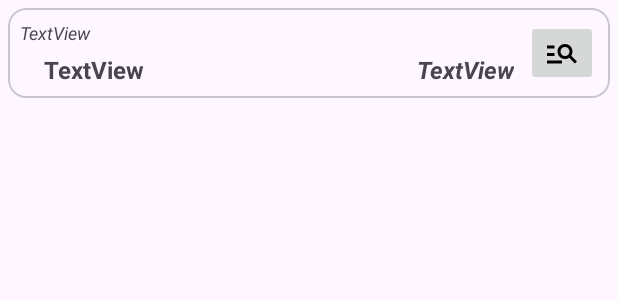
After one commit to diqichendong/a-yen-app, an Android app: the layout card_registro.xml on its own in the app's theme, with its tools: preview values and no code run, on a phone screen of 412 x 824 dp. The commit adds this screen. Shown: the top 300 px of the screen. Run offline under Robolectric (Android 15) with nearby library versions, the phone set to English and light mode, and no system bars.

Commit message:
Registros de ventas

```diff
--- a/app/src/main/java/com/example/ayenapp/modelo/Compra.java
+++ b/app/src/main/java/com/example/ayenapp/modelo/Compra.java
@@ -12,6 +12,8 @@ public class Compra implements Serializable {
     private String fecha;
     private List<Linea> lineasCompra;
     private Double total;
+
+    public Compra() {}
 
     public Compra(String codigo, String fecha, List<Linea> lineasVenta, Double total) {
         this.codigo = codigo;
--- a/app/src/main/java/com/example/ayenapp/modelo/Linea.java
+++ b/app/src/main/java/com/example/ayenapp/modelo/Linea.java
@@ -10,6 +10,8 @@ public class Linea implements Serializable {
     private Producto producto;
     private Integer cantidad;
     private Double precio;
+
+    public Linea() {}
 
     public Linea(Producto producto, Integer cantidad, Double precio) {
         this.producto = producto;
--- a/app/src/main/java/com/example/ayenapp/modelo/Venta.java
+++ b/app/src/main/java/com/example/ayenapp/modelo/Venta.java
@@ -13,6 +13,8 @@ public class Venta implements Serializable {
     private String fecha;
     private List<Linea> lineasVenta;
     private Double total;
+
+    public Venta() {}
 
     public Venta(String codigo, String fecha, List<Linea> lineasVenta, Double total) {
         this.codigo = codigo;
--- a/app/src/main/java/com/example/ayenapp/vista/MainActivity.java
+++ b/app/src/main/java/com/example/ayenapp/vista/MainActivity.java
@@ -78,6 +78,9 @@ public class MainActivity extends AppCompatActivity {
             if (menuItem.getItemId() == R.id.bottomNavListaCompra) {
                 cargarFragment(new CompraFragment());
             }
+            if (menuItem.getItemId() == R.id.bottomNavRegistros) {
+                cargarFragment(new RegistrosFragment());
+            }
             return true;
         });
     }
--- /dev/null
+++ b/app/src/main/res/drawable/detalles_icon.xml
@@ -0,0 +1,5 @@
+<vector xmlns:android="http://schemas.android.com/apk/res/android" android:autoMirrored="true" android:height="24dp" android:tint="#000000" android:viewportHeight="24" android:viewportWidth="24" android:width="24dp">
+
+    <path android:fillColor="@android:color/white" android:pathData="M7,9H2V7h5V9zM7,12H2v2h5V12zM20.59,19l-3.83,-3.83C15.96,15.69 15.02,16 14,16c-2.76,0 -5,-2.24 -5,-5s2.24,-5 5,-5s5,2.24 5,5c0,1.02 -0.31,1.96 -0.83,2.75L22,17.59L20.59,19zM17,11c0,-1.65 -1.35,-3 -3,-3s-3,1.35 -3,3s1.35,3 3,3S17,12.65 17,11zM2,19h10v-2H2V19z"/>
+
+</vector>
--- /dev/null
+++ b/app/src/main/res/layout/card_registro.xml
@@ -0,0 +1,60 @@
+<?xml version="1.0" encoding="utf-8"?>
+<com.google.android.material.card.MaterialCardView xmlns:android="http://schemas.android.com/apk/res/android"
+    xmlns:app="http://schemas.android.com/apk/res-auto"
+    xmlns:tools="http://schemas.android.com/tools"
+    android:layout_width="match_parent"
+    android:layout_height="wrap_content"
+    android:layout_margin="5dp">
+
+    <androidx.constraintlayout.widget.ConstraintLayout
+        android:layout_width="match_parent"
+        android:layout_height="match_parent">
+
+        <TextView
+            android:id="@+id/txtFechaRegistro"
+            android:layout_width="wrap_content"
+            android:layout_height="wrap_content"
+            android:layout_marginStart="8dp"
+            android:text="TextView"
+            android:textSize="12sp"
+            android:textStyle="italic"
+            app:layout_constraintStart_toStartOf="parent"
+            app:layout_constraintTop_toTopOf="@+id/btnDetallesRegistro" />
+
+        <TextView
+            android:id="@+id/txtCodigoRegistro"
+            android:layout_width="0dp"
+            android:layout_height="wrap_content"
+            android:layout_marginStart="16dp"
+            android:layout_marginEnd="8dp"
+            android:text="TextView"
+            android:textSize="16sp"
+            android:textStyle="bold"
+            app:layout_constraintBottom_toBottomOf="@+id/txtTotalRegistro"
+            app:layout_constraintEnd_toStartOf="@+id/txtTotalRegistro"
+            app:layout_constraintStart_toStartOf="@+id/txtFechaRegistro" />
+
+        <TextView
+            android:id="@+id/txtTotalRegistro"
+            android:layout_width="wrap_content"
+            android:layout_height="wrap_content"
+            android:layout_marginEnd="8dp"
+            android:text="TextView"
+            android:textSize="16sp"
+            android:textStyle="bold|italic"
+            app:layout_constraintBottom_toBottomOf="@+id/btnDetallesRegistro"
+            app:layout_constraintEnd_toStartOf="@+id/btnDetallesRegistro" />
+
+        <ImageButton
+            android:id="@+id/btnDetallesRegistro"
+            android:layout_width="wrap_content"
+            android:layout_height="wrap_content"
+            android:layout_marginTop="8dp"
+            android:layout_marginEnd="8dp"
+            android:layout_marginBottom="8dp"
+            app:layout_constraintBottom_toBottomOf="parent"
+            app:layout_constraintEnd_toEndOf="parent"
+            app:layout_constraintTop_toTopOf="parent"
+            app:srcCompat="@drawable/detalles_icon" />
+    </androidx.constraintlayout.widget.ConstraintLayout>
+</com.google.android.material.card.MaterialCardView>
```
Also changed, not shown: app/src/main/java/com/example/ayenapp/servicio/VentaService.java (+55 -0 lines), app/src/main/java/com/example/ayenapp/util/Util.java (+19 -6 lines), app/src/main/java/com/example/ayenapp/vista/CompraFragment.java (+4 -4 lines), app/src/main/java/com/example/ayenapp/vista/RegistroVentasFragment.java (added, +154 -0 lines), app/src/main/java/com/example/ayenapp/vista/RegistrosFragment.java (added, +55 -0 lines), app/src/main/java/com/example/ayenapp/vista/TpvFragment.java (+4 -3 lines), app/src/main/java/com/example/ayenapp/vista/adaptadores/RegistroVentasAdapter.java (added, +67 -0 lines), app/src/main/java/com/example/ayenapp/vista/adaptadores/ScreenSlidePagerAdapter.java (added, +36 -0 lines), app/src/main/res/layout/fragment_registro_ventas.xml (added, +98 -0 lines), app/src/main/res/layout/fragment_registros.xml (added, +39 -0 lines), app/src/main/res/values/strings.xml (+8 -0 lines).
